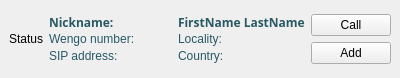
Above: wengophone/src/presentation/qt/webservices/directory/WsDirectoryContact.ui from tkrotoff/WengoPhone before the change. Below: the same form after it.
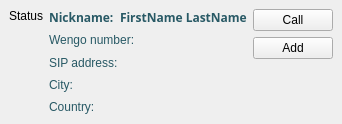
That is the form after the change. Icons and pictures are not drawn.

Commit message: Make search window smaller + criterias are back

Diff of the .ui file:
```diff
--- a/wengophone/src/presentation/qt/webservices/directory/WsDirectoryContact.ui
+++ b/wengophone/src/presentation/qt/webservices/directory/WsDirectoryContact.ui
@@ -8,8 +8,8 @@
    <rect>
     <x>0</x>
     <y>0</y>
-    <width>400</width>
-    <height>78</height>
+    <width>302</width>
+    <height>124</height>
    </rect>
   </property>
   <property name="sizePolicy" >
@@ -21,7 +21,7 @@
    </sizepolicy>
   </property>
   <property name="autoFillBackground" >
-   <bool>false</bool>
+   <bool>true</bool>
   </property>
   <layout class="QGridLayout" >
    <property name="margin" >
@@ -30,7 +30,7 @@
    <property name="spacing" >
     <number>6</number>
    </property>
-   <item row="0" column="3" >
+   <item row="0" column="2" >
     <layout class="QGridLayout" >
      <property name="margin" >
       <number>0</number>
@@ -38,16 +38,6 @@
      <property name="spacing" >
       <number>6</number>
      </property>
-     <item row="1" column="0" >
-      <widget class="QPushButton" name="addContactButton" >
-       <property name="text" >
-        <string>Add</string>
-       </property>
-       <property name="icon" >
-        <iconset resource="../../wengophone.qrc" >:/pics/add.png</iconset>
-       </property>
-      </widget>
-     </item>
      <item row="0" column="0" >
       <widget class="QPushButton" name="callButton" >
        <property name="sizePolicy" >
@@ -66,17 +56,598 @@
        </property>
       </widget>
      </item>
+     <item row="2" column="0" >
+      <spacer>
+       <property name="orientation" >
+        <enum>Qt::Vertical</enum>
+       </property>
+       <property name="sizeHint" >
+        <size>
+         <width>20</width>
+         <height>40</height>
+        </size>
+       </property>
+      </spacer>
+     </item>
+     <item row="1" column="0" >
+      <widget class="QPushButton" name="addContactButton" >
+       <property name="text" >
+        <string>Add</string>
+       </property>
+       <property name="icon" >
+        <iconset resource="../../wengophone.qrc" >:/pics/add.png</iconset>
+       </property>
+      </widget>
+     </item>
     </layout>
    </item>
-   <item row="0" column="2" >
-    <layout class="QVBoxLayout" >
+   <item row="0" column="1" >
+    <layout class="QGridLayout" >
      <property name="margin" >
       <number>0</number>
      </property>
      <property name="spacing" >
+      <number>6</number>
+     </property>
+     <item row="2" column="0" >
+      <widget class="QLabel" name="sipLabel" >
+       <property name="palette" >
+        <palette>
+         <active>
+          <color>
+           <red>40</red>
+           <green>89</green>
+           <blue>101</blue>
+          </color>
+          <color>
+           <red>212</red>
+           <green>208</green>
+           <blue>200</blue>
+          </color>
+          <color>
+           <red>255</red>
+           <green>255</green>
+           <blue>255</blue>
+          </color>
+          <color>
+           <red>234</red>
+           <green>229</green>
+           <blue>220</blue>
+          </color>
+          <color>
+           <red>128</red>
+           <green>128</green>
+           <blue>128</blue>
+          </color>
+          <color>
+           <red>141</red>
+           <green>139</green>
+           <blue>133</blue>
+          </color>
+          <color>
+           <red>0</red>
+           <green>0</green>
+           <blue>0</blue>
+          </color>
+          <color>
+           <red>255</red>
+           <green>255</green>
+           <blue>255</blue>
+          </color>
+          <color>
+           <red>0</red>
+           <green>0</green>
+           <blue>0</blue>
+          </color>
+          <color>
+           <red>255</red>
+           <green>255</green>
+           <blue>255</blue>
+          </color>
+          <color>
+           <red>212</red>
+           <green>208</green>
+           <blue>200</blue>
+          </color>
+          <color>
+           <red>64</red>
+           <green>64</green>
+           <blue>64</blue>
+          </color>
+          <color>
+           <red>10</red>
+           <green>36</green>
+           <blue>106</blue>
+          </color>
+          <color>
+           <red>255</red>
+           <green>255</green>
+           <blue>255</blue>
+          </color>
+          <color>
+           <red>0</red>
+           <green>0</green>
+           <blue>255</blue>
+          </color>
+          <color>
+           <red>255</red>
+           <green>0</green>
+           <blue>255</blue>
+          </color>
+          <color>
+           <red>232</red>
+           <green>232</green>
+           <blue>232</blue>
+          </color>
+         </active>
+         <inactive>
+          <color>
+           <red>40</red>
+           <green>89</green>
+           <blue>101</blue>
+          </color>
+          <color>
+           <red>212</red>
+           <green>208</green>
+           <blue>200</blue>
+          </color>
+          <color>
+           <red>255</red>
+           <green>255</green>
+           <blue>255</blue>
+          </color>
+          <color>
+           <red>234</red>
+           <green>229</green>
+           <blue>220</blue>
+          </color>
+          <color>
+           <red>128</red>
+           <green>128</green>
+           <blue>128</blue>
+          </color>
+          <color>
+           <red>141</red>
+           <green>139</green>
+           <blue>133</blue>
+          </color>
+          <color>
+           <red>0</red>
+           <green>0</green>
+           <blue>0</blue>
+          </color>
+          <color>
+           <red>255</red>
+           <green>255</green>
+           <blue>255</blue>
+          </color>
+          <color>
+           <red>0</red>
+           <green>0</green>
+           <blue>0</blue>
+          </color>
+          <color>
+           <red>255</red>
+           <green>255</green>
+           <blue>255</blue>
+          </color>
+          <color>
+           <red>212</red>
+           <green>208</green>
+           <blue>200</blue>
+          </color>
+          <color>
+           <red>64</red>
+           <green>64</green>
+           <blue>64</blue>
+          </color>
+          <color>
+           <red>212</red>
+           <green>208</green>
+           <blue>200</blue>
+          </color>
+          <color>
+           <red>0</red>
+           <green>0</green>
+           <blue>0</blue>
+          </color>
+          <color>
+           <red>0</red>
+           <green>0</green>
+           <blue>255</blue>
+          </color>
+          <color>
+           <red>255</red>
+           <green>0</green>
+           <blue>255</blue>
+          </color>
+          <color>
+           <red>232</red>
+           <green>232</green>
+           <blue>232</blue>
+          </color>
+         </inactive>
+         <disabled>
+          <color>
+           <red>106</red>
+           <green>104</green>
+           <blue>100</blue>
+          </color>
+          <color>
+           <red>212</red>
+           <green>208</green>
+           <blue>200</blue>
+          </color>
+          <color>
+           <red>255</red>
+           <green>255</green>
+           <blue>255</blue>
+          </color>
+          <color>
+           <red>233</red>
+           <green>231</green>
+           <blue>227</blue>
+          </color>
+          <color>
+           <red>128</red>
+           <green>128</green>
+           <blue>128</blue>
+          </color>
+          <color>
+           <red>141</red>
+           <green>139</green>
+           <blue>133</blue>
+          </color>
+          <color>
+           <red>106</red>
+           <green>104</green>
+           <blue>100</blue>
+          </color>
+          <color>
+           <red>255</red>
+           <green>255</green>
+           <blue>255</blue>
+          </color>
+          <color>
+           <red>106</red>
+           <green>104</green>
+           <blue>100</blue>
+          </color>
+          <color>
+           <red>212</red>
+           <green>208</green>
+           <blue>200</blue>
+          </color>
+          <color>
+           <red>212</red>
+           <green>208</green>
+           <blue>200</blue>
+          </color>
+          <color>
+           <red>0</red>
+           <green>0</green>
+           <blue>0</blue>
+          </color>
+          <color>
+           <red>10</red>
+           <green>36</green>
+           <blue>106</blue>
+          </color>
+          <color>
+           <red>255</red>
+           <green>255</green>
+           <blue>255</blue>
+          </color>
+          <color>
+           <red>0</red>
+           <green>0</green>
+           <blue>255</blue>
+          </color>
+          <color>
+           <red>255</red>
+           <green>0</green>
+           <blue>255</blue>
+          </color>
+          <color>
+           <red>232</red>
+           <green>232</green>
+           <blue>232</blue>
+          </color>
+         </disabled>
+        </palette>
+       </property>
+       <property name="autoFillBackground" >
+        <bool>false</bool>
+       </property>
+       <property name="text" >
+        <string>SIP address:</string>
+       </property>
+      </widget>
+     </item>
+     <item row="1" column="0" >
+      <widget class="QLabel" name="wengoNumberLabel" >
+       <property name="palette" >
+        <palette>
+         <active>
+          <color>
+           <red>40</red>
+           <green>89</green>
+           <blue>101</blue>
+          </color>
+          <color>
+           <red>212</red>
+           <green>208</green>
+           <blue>200</blue>
+          </color>
+          <color>
+           <red>255</red>
+           <green>255</green>
+           <blue>255</blue>
+          </color>
+          <color>
+           <red>234</red>
+           <green>229</green>
+           <blue>220</blue>
+          </color>
+          <color>
+           <red>128</red>
+           <green>128</green>
+           <blue>128</blue>
+          </color>
+          <color>
+           <red>141</red>
+           <green>139</green>
+           <blue>133</blue>
+          </color>
+          <color>
+           <red>0</red>
+           <green>0</green>
+           <blue>0</blue>
+          </color>
+          <color>
+           <red>255</red>
+           <green>255</green>
+           <blue>255</blue>
+          </color>
+          <color>
+           <red>0</red>
+           <green>0</green>
+           <blue>0</blue>
+          </color>
+          <color>
+           <red>255</red>
+           <green>255</green>
+           <blue>255</blue>
+          </color>
+          <color>
+           <red>212</red>
+           <green>208</green>
+           <blue>200</blue>
+          </color>
+          <color>
+           <red>64</red>
+           <green>64</green>
+           <blue>64</blue>
+          </color>
+          <color>
+           <red>10</red>
+           <green>36</green>
+           <blue>106</blue>
+          </color>
+          <color>
+           <red>255</red>
+           <green>255</green>
+           <blue>255</blue>
+          </color>
+          <color>
+           <red>0</red>
+           <green>0</green>
+           <blue>255</blue>
+          </color>
+          <color>
+           <red>255</red>
+           <green>0</green>
+           <blue>255</blue>
+          </color>
+          <color>
+           <red>232</red>
+           <green>232</green>
+           <blue>232</blue>
+          </color>
+         </active>
+         <inactive>
+          <color>
+           <red>40</red>
+           <green>89</green>
+           <blue>101</blue>
+          </color>
+          <color>
+           <red>212</red>
+           <green>208</green>
+           <blue>200</blue>
+          </color>
+          <color>
+           <red>255</red>
+           <green>255</green>
+           <blue>255</blue>
+          </color>
+          <color>
+           <red>234</red>
+           <green>229</green>
+           <blue>220</blue>
+          </color>
+          <color>
+           <red>128</red>
+           <green>128</green>
+           <blue>128</blue>
+          </color>
+          <color>
+           <red>141</red>
+           <green>139</green>
+           <blue>133</blue>
+          </color>
+          <color>
+           <red>0</red>
+           <green>0</green>
+           <blue>0</blue>
+          </color>
+          <color>
+           <red>255</red>
+           <green>255</green>
+           <blue>255</blue>
+          </color>
+          <color>
+           <red>0</red>
+           <green>0</green>
+           <blue>0</blue>
+          </color>
+          <color>
+           <red>255</red>
+           <green>255</green>
+           <blue>255</blue>
+          </color>
+          <color>
+           <red>212</red>
+           <green>208</green>
+           <blue>200</blue>
+          </color>
+          <color>
+           <red>64</red>
+           <green>64</green>
+           <blue>64</blue>
+          </color>
+          <color>
+           <red>212</red>
+           <green>208</green>
+           <blue>200</blue>
+          </color>
+          <color>
+           <red>0</red>
+           <green>0</green>
+           <blue>0</blue>
+          </color>
+          <color>
+           <red>0</red>
+           <green>0</green>
+           <blue>255</blue>
+          </color>
+          <color>
+           <red>255</red>
+           <green>0</green>
+           <blue>255</blue>
+          </color>
+          <color>
+           <red>232</red>
+           <green>232</green>
+           <blue>232</blue>
+          </color>
+         </inactive>
+         <disabled>
+          <color>
+           <red>106</red>
+           <green>104</green>
+           <blue>100</blue>
+          </color>
+          <color>
+           <red>212</red>
+           <green>208</green>
+           <blue>200</blue>
+          </color>
+          <color>
+           <red>255</red>
+           <green>255</green>
+           <blue>255</blue>
+          </color>
+          <color>
+           <red>233</red>
+           <green>231</green>
+           <blue>227</blue>
+          </color>
+          <color>
+           <red>128</red>
+           <green>128</green>
+           <blue>128</blue>
+          </color>
+          <color>
+           <red>141</red>
+           <green>139</green>
+           <blue>133</blue>
+          </color>
+          <color>
+           <red>106</red>
+           <green>104</green>
+           <blue>100</blue>
+          </color>
+          <color>
+           <red>255</red>
+           <green>255</green>
+           <blue>255</blue>
+          </color>
+          <color>
+           <red>106</red>
+           <green>104</green>
+           <blue>100</blue>
+          </color>
+          <color>
+           <red>212</red>
+           <green>208</green>
+           <blue>200</blue>
+          </color>
+          <color>
+           <red>212</red>
+           <green>208</green>
+           <blue>200</blue>
+          </color>
+          <color>
+           <red>0</red>
+           <green>0</green>
+           <blue>0</blue>
+          </color>
+          <color>
+           <red>10</red>
+           <green>36</green>
+           <blue>106</blue>
+          </color>
+          <color>
+           <red>255</red>
+           <green>255</green>
+           <blue>255</blue>
+          </color>
+          <color>
+           <red>0</red>
+           <green>0</green>
+           <blue>255</blue>
+          </color>
+          <color>
+           <red>255</red>
+           <green>0</green>
+           <blue>255</blue>
+          </color>
+          <color>
+           <red>232</red>
+           <green>232</green>
+           <blue>232</blue>
+          </color>
+         </disabled>
+        </palette>
+       </property>
+       <property name="autoFillBackground" >
+        <bool>false</bool>
+       </property>
+       <property name="text" >
+        <string>Wengo number:</string>
+       </property>
+      </widget>
+     </item>
+     <item row="0" column="0" >
+      <layout class="QGridLayout" >
+       <property name="margin" >
       <number>0</number>
      </property>
-     <item>
+       <property name="spacing" >
+        <number>6</number>
+       </property>
+       <item row="0" column="1" >
       <widget class="QLabel" name="nameLabel" >
        <property name="palette" >
         <palette>
@@ -362,567 +933,7 @@
        </property>
       </widget>
      </item>
-     <item>
-      <widget class="QLabel" name="localityLabel" >
-       <property name="palette" >
-        <palette>
-         <active>
-          <color>
-           <red>40</red>
-           <green>89</green>
-           <blue>101</blue>
-          </color>
-          <color>
-           <red>212</red>
-           <green>208</green>
-           <blue>200</blue>
-          </color>
-          <color>
-           <red>255</red>
-           <green>255</green>
-           <blue>255</blue>
-          </color>
-          <color>
-           <red>234</red>
-           <green>229</green>
-           <blue>220</blue>
-          </color>
-          <color>
-           <red>128</red>
-           <green>128</green>
-           <blue>128</blue>
-          </color>
-          <color>
-           <red>141</red>
-           <green>139</green>
-           <blue>133</blue>
-          </color>
-          <color>
-           <red>0</red>
-           <green>0</green>
-           <blue>0</blue>
-          </color>
-          <color>
-           <red>255</red>
-           <green>255</green>
-           <blue>255</blue>
-          </color>
-          <color>
-           <red>0</red>
-           <green>0</green>
-           <blue>0</blue>
-          </color>
-          <color>
-           <red>255</red>
-           <green>255</green>
-           <blue>255</blue>
-          </color>
-          <color>
-           <red>212</red>
-           <green>208</green>
-           <blue>200</blue>
-          </color>
-          <color>
-           <red>64</red>
-           <green>64</green>
-           <blue>64</blue>
-          </color>
-          <color>
-           <red>10</red>
-           <green>36</green>
-           <blue>106</blue>
-          </color>
-          <color>
-           <red>255</red>
-           <green>255</green>
-           <blue>255</blue>
-          </color>
-          <color>
-           <red>0</red>
-           <green>0</green>
-           <blue>255</blue>
-          </color>
-          <color>
-           <red>255</red>
-           <green>0</green>
-           <blue>255</blue>
-          </color>
-          <color>
-           <red>232</red>
-           <green>232</green>
-           <blue>232</blue>
-          </color>
-         </active>
-         <inactive>
-          <color>
-           <red>40</red>
-           <green>89</green>
-           <blue>101</blue>
-          </color>
-          <color>
-           <red>212</red>
-           <green>208</green>
-           <blue>200</blue>
-          </color>
-          <color>
-           <red>255</red>
-           <green>255</green>
-           <blue>255</blue>
-          </color>
-          <color>
-           <red>234</red>
-           <green>229</green>
-           <blue>220</blue>
-          </color>
-          <color>
-           <red>128</red>
-           <green>128</green>
-           <blue>128</blue>
-          </color>
-          <color>
-           <red>141</red>
-           <green>139</green>
-           <blue>133</blue>
-          </color>
-          <color>
-           <red>0</red>
-           <green>0</green>
-           <blue>0</blue>
-          </color>
-          <color>
-           <red>255</red>
-           <green>255</green>
-           <blue>255</blue>
-          </color>
-          <color>
-           <red>0</red>
-           <green>0</green>
-           <blue>0</blue>
-          </color>
-          <color>
-           <red>255</red>
-           <green>255</green>
-           <blue>255</blue>
-          </color>
-          <color>
-           <red>212</red>
-           <green>208</green>
-           <blue>200</blue>
-          </color>
-          <color>
-           <red>64</red>
-           <green>64</green>
-           <blue>64</blue>
-          </color>
-          <color>
-           <red>212</red>
-           <green>208</green>
-           <blue>200</blue>
-          </color>
-          <color>
-           <red>0</red>
-           <green>0</green>
-           <blue>0</blue>
-          </color>
-          <color>
-           <red>0</red>
-           <green>0</green>
-           <blue>255</blue>
-          </color>
-          <color>
-           <red>255</red>
-           <green>0</green>
-           <blue>255</blue>
-          </color>
-          <color>
-           <red>232</red>
-           <green>232</green>
-           <blue>232</blue>
-          </color>
-         </inactive>
-         <disabled>
-          <color>
-           <red>106</red>
-           <green>104</green>
-           <blue>100</blue>
-          </color>
-          <color>
-           <red>212</red>
-           <green>208</green>
-           <blue>200</blue>
-          </color>
-          <color>
-           <red>255</red>
-           <green>255</green>
-           <blue>255</blue>
-          </color>
-          <color>
-           <red>233</red>
-           <green>231</green>
-           <blue>227</blue>
-          </color>
-          <color>
-           <red>128</red>
-           <green>128</green>
-           <blue>128</blue>
-          </color>
-          <color>
-           <red>141</red>
-           <green>139</green>
-           <blue>133</blue>
-          </color>
-          <color>
-           <red>106</red>
-           <green>104</green>
-           <blue>100</blue>
-          </color>
-          <color>
-           <red>255</red>
-           <green>255</green>
-           <blue>255</blue>
-          </color>
-          <color>
-           <red>106</red>
-           <green>104</green>
-           <blue>100</blue>
-          </color>
-          <color>
-           <red>212</red>
-           <green>208</green>
-           <blue>200</blue>
-          </color>
-          <color>
-           <red>212</red>
-           <green>208</green>
-           <blue>200</blue>
-          </color>
-          <color>
-           <red>0</red>
-           <green>0</green>
-           <blue>0</blue>
-          </color>
-          <color>
-           <red>10</red>
-           <green>36</green>
-           <blue>106</blue>
-          </color>
-          <color>
-           <red>255</red>
-           <green>255</green>
-           <blue>255</blue>
-          </color>
-          <color>
-           <red>0</red>
-           <green>0</green>
-           <blue>255</blue>
-          </color>
-          <color>
-           <red>255</red>
-           <green>0</green>
-           <blue>255</blue>
-          </color>
-          <color>
-           <red>232</red>
-           <green>232</green>
-           <blue>232</blue>
-          </color>
-         </disabled>
-        </palette>
-       </property>
-       <property name="autoFillBackground" >
-        <bool>false</bool>
-       </property>
-       <property name="text" >
-        <string>Locality: </string>
-       </property>
-      </widget>
-     </item>
-     <item>
-      <widget class="QLabel" name="countryLabel" >
-       <property name="palette" >
-        <palette>
-         <active>
-          <color>
-           <red>40</red>
-           <green>89</green>
-           <blue>101</blue>
-          </color>
-          <color>
-           <red>212</red>
-           <green>208</green>
-           <blue>200</blue>
-          </color>
-          <color>
-           <red>255</red>
-           <green>255</green>
-           <blue>255</blue>
-          </color>
-          <color>
-           <red>234</red>
-           <green>229</green>
-           <blue>220</blue>
-          </color>
-          <color>
-           <red>128</red>
-           <green>128</green>
-           <blue>128</blue>
-          </color>
-          <color>
-           <red>141</red>
-           <green>139</green>
-           <blue>133</blue>
-          </color>
-          <color>
-           <red>0</red>
-           <green>0</green>
-           <blue>0</blue>
-          </color>
-          <color>
-           <red>255</red>
-           <green>255</green>
-           <blue>255</blue>
-          </color>
-          <color>
-           <red>0</red>
-           <green>0</green>
-           <blue>0</blue>
-          </color>
-          <color>
-           <red>255</red>
-           <green>255</green>
-           <blue>255</blue>
-          </color>
-          <color>
-           <red>212</red>
-           <green>208</green>
-           <blue>200</blue>
-          </color>
-          <color>
-           <red>64</red>
-           <green>64</green>
-           <blue>64</blue>
-          </color>
-          <color>
-           <red>10</red>
-           <green>36</green>
-           <blue>106</blue>
-          </color>
-          <color>
-           <red>255</red>
-           <green>255</green>
-           <blue>255</blue>
-          </color>
-          <color>
-           <red>0</red>
-           <green>0</green>
-           <blue>255</blue>
-          </color>
-          <color>
-           <red>255</red>
-           <green>0</green>
-           <blue>255</blue>
-          </color>
-          <color>
-           <red>232</red>
-           <green>232</green>
-           <blue>232</blue>
-          </color>
-         </active>
-         <inactive>
-          <color>
-           <red>40</red>
-           <green>89</green>
-           <blue>101</blue>
-          </color>
-          <color>
-           <red>212</red>
-           <green>208</green>
-           <blue>200</blue>
-          </color>
-          <color>
-           <red>255</red>
-           <green>255</green>
-           <blue>255</blue>
-          </color>
-          <color>
-           <red>234</red>
-           <green>229</green>
-           <blue>220</blue>
-          </color>
-          <color>
-           <red>128</red>
-           <green>128</green>
-           <blue>128</blue>
-          </color>
-          <color>
-           <red>141</red>
-           <green>139</green>
-           <blue>133</blue>
-          </color>
-          <color>
-           <red>0</red>
-           <green>0</green>
-           <blue>0</blue>
-          </color>
-          <color>
-           <red>255</red>
-           <green>255</green>
-           <blue>255</blue>
-          </color>
-          <color>
-           <red>0</red>
-           <green>0</green>
-           <blue>0</blue>
-          </color>
-          <color>
-           <red>255</red>
-           <green>255</green>
-           <blue>255</blue>
-          </color>
-          <color>
-           <red>212</red>
-           <green>208</green>
-           <blue>200</blue>
-          </color>
-          <color>
-           <red>64</red>
-           <green>64</green>
-           <blue>64</blue>
-          </color>
-          <color>
-           <red>212</red>
-           <green>208</green>
-           <blue>200</blue>
-          </color>
-          <color>
-           <red>0</red>
-           <green>0</green>
-           <blue>0</blue>
-          </color>
-          <color>
-           <red>0</red>
-           <green>0</green>
-           <blue>255</blue>
-          </color>
-          <color>
-           <red>255</red>
-           <green>0</green>
-           <blue>255</blue>
-          </color>
-          <color>
-           <red>232</red>
-           <green>232</green>
-           <blue>232</blue>
-          </color>
-         </inactive>
-         <disabled>
-          <color>
-           <red>106</red>
-           <green>104</green>
-           <blue>100</blue>
-          </color>
-          <color>
-           <red>212</red>
-           <green>208</green>
-           <blue>200</blue>
-          </color>
-          <color>
-           <red>255</red>
-           <green>255</green>
-           <blue>255</blue>
-          </color>
-          <color>
-           <red>233</red>
-           <green>231</green>
-           <blue>227</blue>
-          </color>
-          <color>
-           <red>128</red>
-           <green>128</green>
-           <blue>128</blue>
-          </color>
-          <color>
-           <red>141</red>
-           <green>139</green>
-           <blue>133</blue>
-          </color>
-          <color>
-           <red>106</red>
-           <green>104</green>
-           <blue>100</blue>
-          </color>
-          <color>
-           <red>255</red>
-           <green>255</green>
-           <blue>255</blue>
-          </color>
-          <color>
-           <red>106</red>
-           <green>104</green>
-           <blue>100</blue>
-          </color>
-          <color>
-           <red>212</red>
-           <green>208</green>
-           <blue>200</blue>
-          </color>
-          <color>
-           <red>212</red>
-           <green>208</green>
-           <blue>200</blue>
-          </color>
-          <color>
-           <red>0</red>
-           <green>0</green>
-           <blue>0</blue>
-          </color>
-          <color>
-           <red>10</red>
-           <green>36</green>
-           <blue>106</blue>
-          </color>
-          <color>
-           <red>255</red>
-           <green>255</green>
-           <blue>255</blue>
-          </color>
-          <color>
-           <red>0</red>
-           <green>0</green>
-           <blue>255</blue>
-          </color>
-          <color>
-           <red>255</red>
-           <green>0</green>
-           <blue>255</blue>
-          </color>
-          <color>
-           <red>232</red>
-           <green>232</green>
-           <blue>232</blue>
-          </color>
-         </disabled>
-        </palette>
-       </property>
-       <property name="autoFillBackground" >
-        <bool>false</bool>
-       </property>
-       <property name="text" >
-        <string>Country:</string>
-       </property>
-      </widget>
-     </item>
-    </layout>
-   </item>
-   <item row="0" column="1" >
-    <layout class="QVBoxLayout" >
-     <property name="margin" >
-      <number>0</number>
-     </property>
-     <property name="spacing" >
-      <number>0</number>
-     </property>
-     <item>
+       <item row="0" column="0" >
       <widget class="QLabel" name="nicknameLabel" >
        <property name="palette" >
         <palette>
@@ -1200,9 +1211,6 @@
          <strikeout>false</strikeout>
         </font>
        </property>
-       <property name="mouseTracking" >
-        <bool>false</bool>
-       </property>
        <property name="autoFillBackground" >
         <bool>false</bool>
        </property>
@@ -1211,8 +1219,10 @@
        </property>
       </widget>
      </item>
-     <item>
-      <widget class="QLabel" name="wengoNumberLabel" >
+      </layout>
+     </item>
+     <item row="4" column="0" >
+      <widget class="QLabel" name="countryLabel" >
        <property name="palette" >
         <palette>
          <active>
@@ -1482,12 +1492,12 @@
         <bool>false</bool>
        </property>
        <property name="text" >
-        <string>Wengo number:</string>
+        <string>Country:</string>
        </property>
       </widget>
      </item>
-     <item>
-      <widget class="QLabel" name="sipLabel" >
+     <item row="3" column="0" >
+      <widget class="QLabel" name="localityLabel" >
        <property name="palette" >
         <palette>
          <active>
@@ -1757,11 +1767,32 @@
         <bool>false</bool>
        </property>
        <property name="text" >
-        <string>SIP address:</string>
+        <string>City:</string>
        </property>
       </widget>
      </item>
     </layout>
+   </item>
+   <item row="0" column="0" >
+    <layout class="QGridLayout" >
+     <property name="margin" >
+      <number>0</number>
+     </property>
+     <property name="spacing" >
+      <number>6</number>
+     </property>
+     <item row="1" column="0" >
+      <spacer>
+       <property name="orientation" >
+        <enum>Qt::Vertical</enum>
+       </property>
+       <property name="sizeHint" >
+        <size>
+         <width>20</width>
+         <height>40</height>
+        </size>
+       </property>
+      </spacer>
    </item>
    <item row="0" column="0" >
     <widget class="QLabel" name="statusLabel" >
@@ -1780,6 +1811,8 @@
       <string>Status</string>
      </property>
     </widget>
+     </item>
+    </layout>
    </item>
   </layout>
  </widget>
```
Lines whose indentation alone changed are shown as unchanged. The commit also changes 2 other files.
